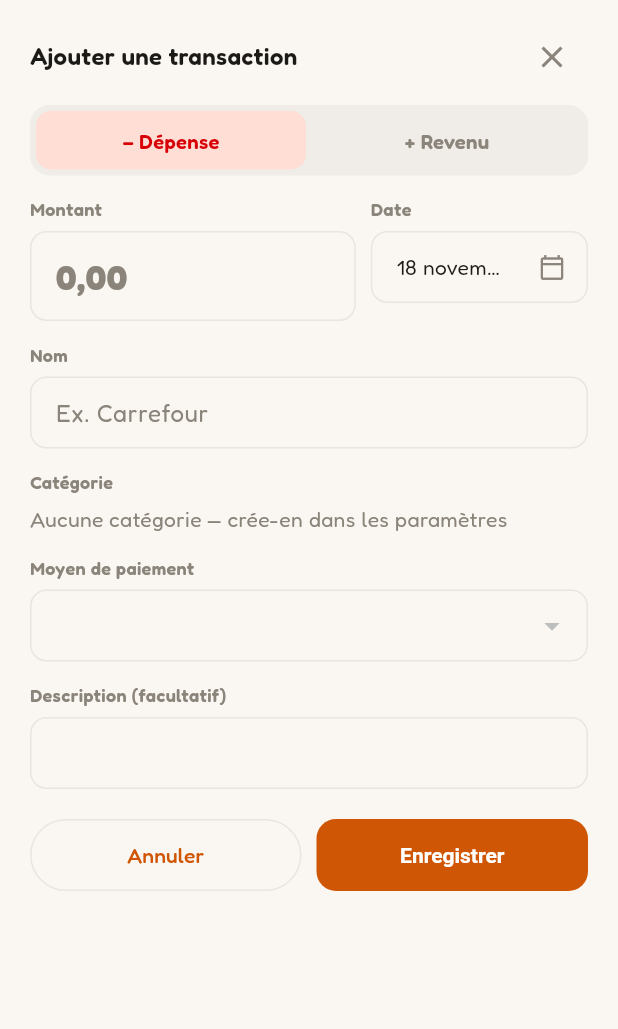
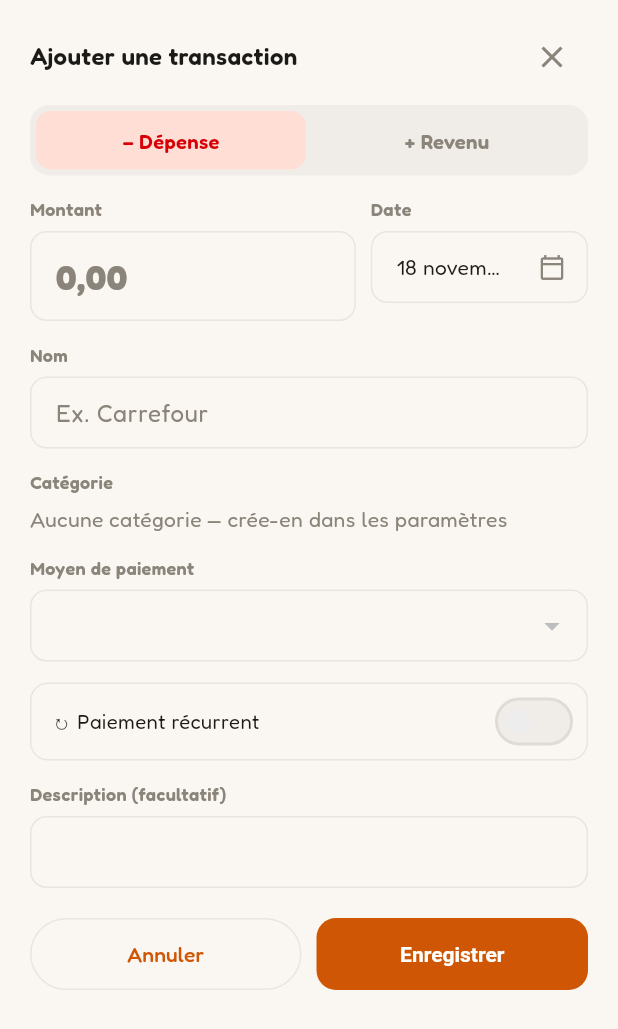
Before and after one commit to Actarus35/ActaBank, a Flutter app: the TransactionPanel widget shown alone on an empty page, opened directly with empty values, on a phone screen of 412 x 824 dp. Shown: the top 1029 px of the screen. Run offline on Flutter 3.47's test engine with Material 3 defaults, Android fonts, the phone set to English and light mode, and no system bars; our stand-ins replace dio, fl_chart, flutter_riverpod, flutter_secure_storage, google_fonts, shared_preferences; accounts and stored records are empty; network calls fail.

Commit message:
feat: création d'un paiement récurrent depuis le panneau de transaction

```diff
--- a/frontend/lib/features/transactions/transaction_panel.dart
+++ b/frontend/lib/features/transactions/transaction_panel.dart
@@ -6,6 +6,8 @@ import '../../core/colors.dart';
 import '../../core/format.dart';
 import '../../core/theme/app_palette.dart';
 import '../../core/widgets/tag_chip.dart';
+import '../../core/widgets/pill_segmented.dart';
+import '../recurring/recurring_repository.dart';
 import '../settings/references_repository.dart';
 import 'transactions_repository.dart';
 
@@ -33,6 +35,20 @@ class _TransactionPanelState extends ConsumerState<TransactionPanel> {
   bool _saving = false;
   String? _error;
   bool _showDescription = false;
+  bool _recurring = false;
+  String _frequency = 'MONTHLY';
+
+  String get _recurringHint {
+    final every = switch (_frequency) {
+      'WEEKLY' => 'chaque semaine',
+      'YEARLY' => 'chaque année',
+      _ => 'chaque mois',
+    };
+    final start = formatLongDate(_date);
+    return _date.isAfter(DateTime.now())
+      ? 'Créée $every à partir du $start.'
+      : 'Créée $every depuis le $start, occurrences déjà passées comprises.';
+  }
 
   @override
   void initState() {
@@ -77,16 +93,30 @@ class _TransactionPanelState extends ConsumerState<TransactionPanel> {
     final description = _description.text.trim();
 
     try {
+      final amount = _isExpense ? -value : value;
+      if (_recurring) {
+        await ref.read(recurringRepositoryProvider).save(
+          name: _name.text.trim(),
+          amount: amount,
+          frequency: _frequency,
+          startDate: _date,
+          methodId: _methodId!,
+          categoryId: _categoryId,
+          tagIds: _tagIds.toList(),
+        );
+        ref.invalidate(recurringProvider);
+      } else {
         await ref.read(transactionsRepositoryProvider).save(
           id: widget.transaction?.id,
           name: _name.text.trim(),
           date: _date,
-        amount: _isExpense ? -value : value,
+          amount: amount,
           description: description.isEmpty ? null : description,
           methodId: _methodId!,
           categoryId: _categoryId,
           tagIds: _tagIds.toList(),
         );
+      }
       ref.invalidate(transactionsProvider);
       if (mounted) widget.onClose();
     } on DioException {
@@ -286,6 +316,35 @@ class _TransactionPanelState extends ConsumerState<TransactionPanel> {
             onChanged: (v) => setState(() => _methodId = v),
             validator: (v) => v == null ? 'Obligatoire' : null,
           ),
+          if (!editing) ...[
+            gap,
+            _RecurringToggle(
+              value: _recurring,
+              onChanged: (v) => setState(() => _recurring = v),
+            ),
+            if (_recurring) ...[
+              SizedBox(height: tight ? 6 : 8),
+              PillSegmented<String>(
+                options: const [
+                  ('WEEKLY', 'Hebdo'),
+                  ('MONTHLY', 'Mensuel'),
+                  ('YEARLY', 'Annuel'),
+                ],
+                selected: _frequency,
+                expand: true,
+                onChanged: (f) => setState(() => _frequency = f),
+              ),
+              const SizedBox(height: 6),
+              Text(_recurringHint, style: TextStyle(fontSize: 11.5, color: palette.muted)),
+            ],
+          ] else if (widget.transaction!.recurring) ...[
+            gap,
+            Text(
+              '↻ Générée par un paiement récurrent : la modifier ne change que cette occurrence.',
+              style: TextStyle(fontSize: 11.5, color: palette.muted),
+            ),
+          ],
+          if (!_recurring) ...[
             gap,
             if (tight && !_showDescription)
               Align(
@@ -303,6 +362,7 @@ class _TransactionPanelState extends ConsumerState<TransactionPanel> {
                 minLines: 1,
                 maxLines: tight ? 2 : 3,
               ),
+            ],
           ],
           if (_error != null) ...[
             const SizedBox(height: 10),
@@ -462,3 +522,41 @@ class _CategoryChip extends StatelessWidget {
     );
   }
 }
+
+class _RecurringToggle extends StatelessWidget {
+  final bool value;
+  final ValueChanged<bool> onChanged;
+
+  const _RecurringToggle({required this.value, required this.onChanged});
+
+  @override
+  Widget build(BuildContext context) {
+    final palette = context.palette;
+    final shape = RoundedRectangleBorder(
+      borderRadius: BorderRadius.circular(12),
+      side: BorderSide(color: palette.border),
+    );
+    return Material(
+      color: palette.page,
+      shape: shape,
+      child: InkWell(
+        customBorder: shape,
+        onTap: () => onChanged(!value),
+        child: Padding(
+          padding: const EdgeInsets.fromLTRB(14, 2, 6, 2),
+          child: Row(
+            children: [
+              Expanded(
+                child: Text(
+                  '↻ Paiement récurrent',
+                  style: TextStyle(fontSize: 13.5, color: palette.ink),
+                ),
+              ),
+              Switch(value: value, onChanged: onChanged),
+            ],
+          ),
+        ),
+      ),
+    );
+  }
+}
```
Lines whose indentation alone changed are shown as unchanged.
